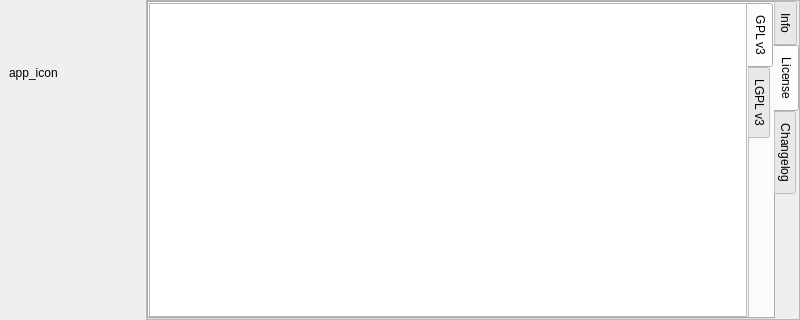
The window that src/ProfileEditor/aboutpe.ui (karakirimu/AutoBatchTools) describes before a commit, drawn with Qt 5.
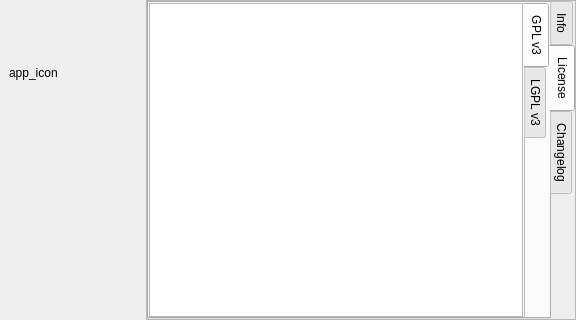
The same window after the commit. The open tabs and pages were chosen to show the change.

Patch:
```diff
--- a/src/ProfileEditor/aboutpe.ui
+++ b/src/ProfileEditor/aboutpe.ui
@@ -6,7 +6,7 @@
    <rect>
     <x>0</x>
     <y>0</y>
-    <width>800</width>
+    <width>576</width>
     <height>320</height>
    </rect>
   </property>
@@ -199,6 +199,9 @@
             <property name="documentMode">
              <bool>true</bool>
             </property>
+            <property name="tabBarAutoHide">
+             <bool>true</bool>
+            </property>
             <widget class="QWidget" name="tab">
              <attribute name="title">
               <string>GPL v3</string>
```
